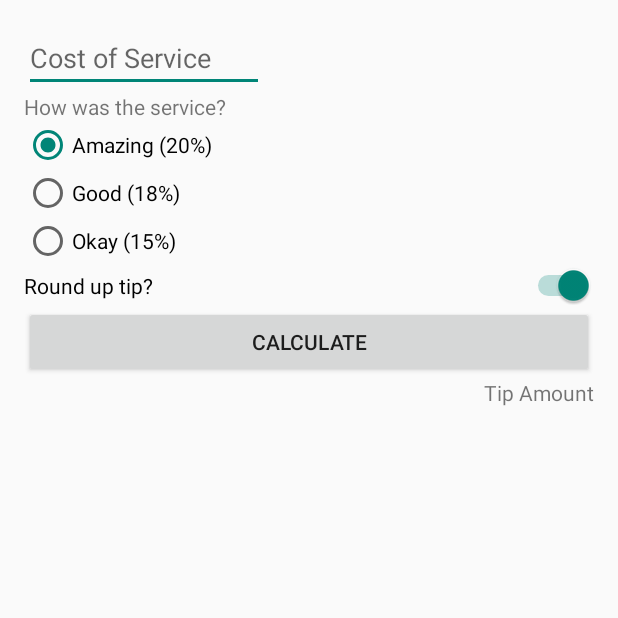
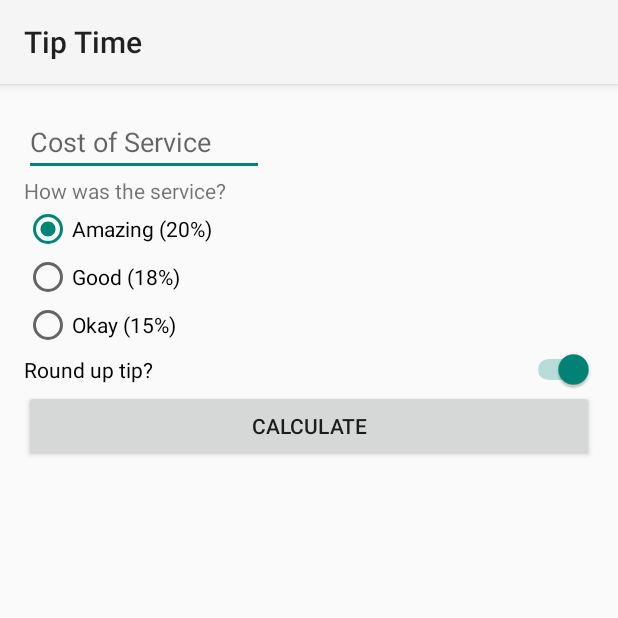
Before and after one commit to jkruke/mp-tip-calculator, an Android app: the screen it shows after launch (MainActivity), on a phone screen of 412 x 824 dp, the top half of it. Run offline under Robolectric (Android 15) with nearby library versions, the phone set to English and light mode, and no system bars.

```diff
--- a/app/build.gradle.kts
+++ b/app/build.gradle.kts
@@ -35,6 +35,7 @@ android {
     }
     buildFeatures {
         compose = true
+        viewBinding = true
     }
     composeOptions {
         kotlinCompilerExtensionVersion = "1.4.3"
@@ -57,6 +58,7 @@ dependencies {
     implementation("androidx.compose.ui:ui-tooling-preview")
     implementation("androidx.compose.material3:material3")
     implementation("androidx.constraintlayout:constraintlayout:2.1.4")
+    implementation("androidx.appcompat:appcompat:1.6.1")
     testImplementation("junit:junit:4.13.2")
     androidTestImplementation("androidx.test.ext:junit:1.1.5")
     androidTestImplementation("androidx.test.espresso:espresso-core:3.5.1")
--- a/app/src/main/java/de/jkrukenberg/tiptime/MainActivity.kt
+++ b/app/src/main/java/de/jkrukenberg/tiptime/MainActivity.kt
@@ -1,11 +1,43 @@
 package de.jkrukenberg.tiptime
 
 import android.os.Bundle
-import androidx.activity.ComponentActivity
+import androidx.appcompat.app.AppCompatActivity
+import de.jkrukenberg.tiptime.databinding.ActivityMainBinding
+import java.text.NumberFormat
 
-class MainActivity : ComponentActivity() {
+class MainActivity : AppCompatActivity() {
+
+    private lateinit var binding: ActivityMainBinding
+
     override fun onCreate(savedInstanceState: Bundle?) {
         super.onCreate(savedInstanceState)
-        setContentView(R.layout.activity_main)
+
+        binding = ActivityMainBinding.inflate(layoutInflater)
+        setContentView(binding.root)
+
+        binding.calculateButton.setOnClickListener { calculateTip() }
+    }
+
+    private fun calculateTip() {
+        val stringInTextField = binding.costOfService.text.toString()
+        val cost = stringInTextField.toDoubleOrNull()
+        if (cost == null) {
+            binding.tipResult.text = ""
+            return
+        }
+
+        val tipPercentage = when (binding.tipOptions.checkedRadioButtonId) {
+            R.id.option_twenty_percent -> 0.20
+            R.id.option_eighteen_percent -> 0.18
+            else -> 0.15
+        }
+
+        var tip = tipPercentage * cost
+        if (binding.roundUpSwitch.isChecked) {
+            tip = kotlin.math.ceil(tip)
+        }
+
+        val formattedTip = NumberFormat.getCurrencyInstance().format(tip)
+        binding.tipResult.text = getString(R.string.tip_amount, formattedTip)
     }
 }
--- a/app/src/main/res/layout/activity_main.xml
+++ b/app/src/main/res/layout/activity_main.xml
@@ -78,6 +78,6 @@
         android:layout_height="wrap_content"
         app:layout_constraintEnd_toEndOf="parent"
         app:layout_constraintTop_toBottomOf="@id/calculate_button"
-        android:text="Tip Amount" />
+        tools:text="Tip Amount: 50.000đ" />
 
 </androidx.constraintlayout.widget.ConstraintLayout>
--- a/app/src/main/res/values/strings.xml
+++ b/app/src/main/res/values/strings.xml
@@ -5,4 +5,5 @@
     <string name="amazing_service">Amazing (20%)</string>
     <string name="good_service">Good (18%)</string>
     <string name="okay_service">Okay (15%)</string>
+    <string name="tip_amount">Tip Amount: %s</string>
 </resources>
--- a/app/src/main/res/values/themes.xml
+++ b/app/src/main/res/values/themes.xml
@@ -1,4 +1,4 @@
 <?xml version="1.0" encoding="utf-8"?>
 <resources>
-    <style name="Theme.TipTime" parent="android:Theme.Material.Light.NoActionBar" />
+    <style name="Theme.TipTime" parent="Theme.AppCompat.DayNight" />
 </resources>
```
